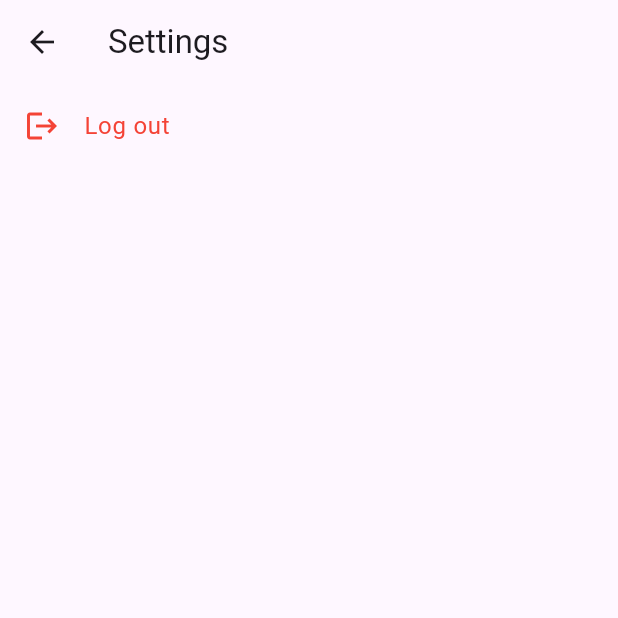
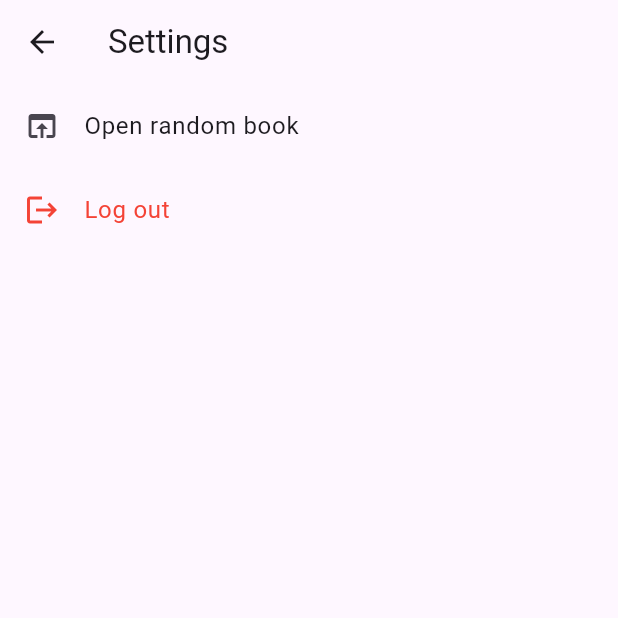
Before and after one commit to edwardnagy/flow_coordinator, a Flutter app: the SettingsScreen screen opened directly, on a phone screen of 412 x 824 dp, the top half of it. Run offline on Flutter 3.47's test engine with Material 3 defaults, Android fonts, the phone set to English and light mode, and no system bars.

Commit message:
Add "Open random book" button

```diff
--- a/example/books_app/lib/flows/books_flow_coordinator.dart
+++ b/example/books_app/lib/flows/books_flow_coordinator.dart
@@ -7,6 +7,8 @@ import '../screens/book_list_screen.dart';
 
 class BooksFlowCoordinator extends StatefulWidget {
   const BooksFlowCoordinator({super.key});
+
+  static String pathForSelectedBook({required String bookID}) => bookID;
 
   @override
   State<BooksFlowCoordinator> createState() => _BooksFlowCoordinatorState();
@@ -89,7 +91,9 @@ class _Pages {
         key: ValueKey('bookDetailPage_$bookID'),
         child: FlowRouteScope(
           routeInformation: RouteInformation(
-            uri: Uri(pathSegments: [bookID]),
+            uri: Uri(
+              path: BooksFlowCoordinator.pathForSelectedBook(bookID: bookID),
+            ),
           ),
           child: BookDetailsScreen(bookID: bookID),
         ),
--- a/example/books_app/lib/flows/home_flow_coordinator.dart
+++ b/example/books_app/lib/flows/home_flow_coordinator.dart
@@ -1,3 +1,6 @@
+import 'dart:math';
+
+import 'package:books_app/data/repositories/book_repository.dart';
 import 'package:flow_coordinator/flow_coordinator.dart';
 import 'package:flutter/foundation.dart';
 import 'package:flutter/material.dart';
@@ -16,7 +19,11 @@ class HomeFlowCoordinator extends StatefulWidget {
 
 class _HomeFlowCoordinatorState extends State<HomeFlowCoordinator>
     with FlowCoordinatorMixin<HomeFlowCoordinator>
-    implements HomeScreenListener<HomeFlowCoordinator> {
+    implements
+        HomeScreenListener<HomeFlowCoordinator>,
+        SettingsScreenListener<HomeFlowCoordinator> {
+  final _bookRepository = BookRepository();
+
   @override
   List<Page> get initialPages => [_Pages.homePage(currentTab: HomeTab.books)];
 
@@ -65,6 +72,22 @@ class _HomeFlowCoordinatorState extends State<HomeFlowCoordinator>
     );
     setNewRouteInformation(newRouteInformation);
   }
+
+  @override
+  void openRandomBook() {
+    final books = _bookRepository.getBooks();
+    final randomBookIndex = Random().nextInt(books.length);
+    final randomBook = books[randomBookIndex];
+    final routeInformation = RouteInformation(
+      uri: Uri(
+        pathSegments: [
+          'books',
+          BooksFlowCoordinator.pathForSelectedBook(bookID: randomBook.id),
+        ],
+      ),
+    );
+    setNewRouteInformation(routeInformation);
+  }
 }
 
 class _Pages {
--- a/example/books_app/lib/screens/book_details_screen.dart
+++ b/example/books_app/lib/screens/book_details_screen.dart
@@ -13,9 +13,11 @@ class BookDetailsScreen extends StatelessWidget {
 
   @override
   Widget build(BuildContext context) {
+    final bookRepository = BookRepository();
+
     Book? book;
     try {
-      book = BookRepository().getBook(bookID: bookID);
+      book = bookRepository.getBook(bookID: bookID);
     } on StateError {
       book = null;
     }
--- a/example/books_app/lib/screens/settings_screen.dart
+++ b/example/books_app/lib/screens/settings_screen.dart
@@ -1,6 +1,12 @@
+import 'package:flow_coordinator/flow_coordinator.dart';
 import 'package:flutter/material.dart';
 
 import '../data/repositories/authentication_repository.dart';
+
+abstract interface class SettingsScreenListener<T extends StatefulWidget>
+    implements FlowCoordinatorMixin<T> {
+  void openRandomBook();
+}
 
 class SettingsScreen extends StatelessWidget {
   const SettingsScreen({super.key});
@@ -13,6 +19,14 @@ class SettingsScreen extends StatelessWidget {
       ),
       body: ListView(
         children: [
+          ListTile(
+            leading: const Icon(Icons.open_in_browser),
+            title: const Text('Open random book'),
+            onTap: () {
+              FlowCoordinator.of<SettingsScreenListener>(context)
+                  .openRandomBook();
+            },
+          ),
           ListTile(
             leading: const Icon(Icons.logout, color: Colors.red),
             title: const Text(
```
